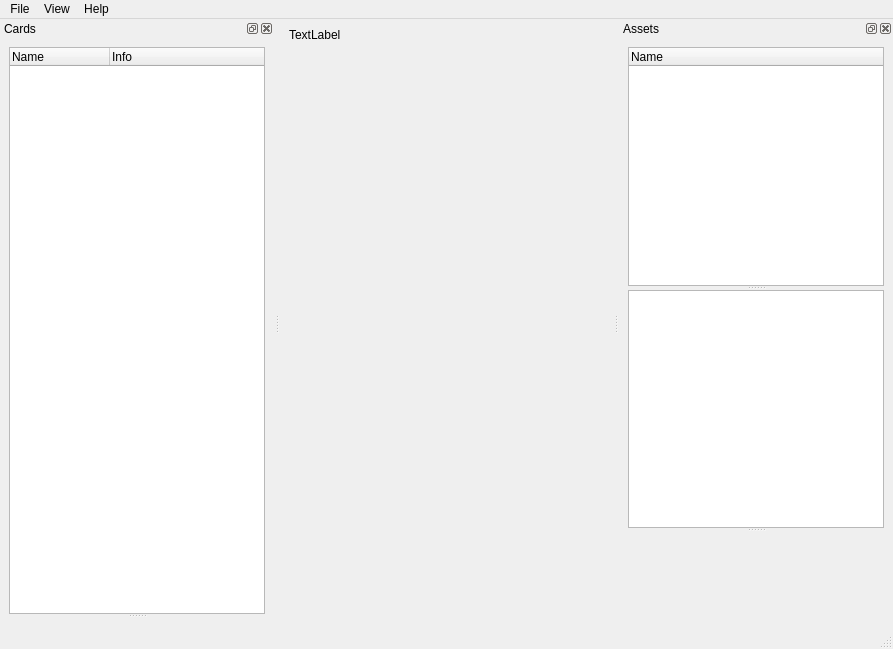
This is card_editor_main.ui in randall-frank/heresy-card-builder as Qt 5 draws it before an edit. The edited form follows.
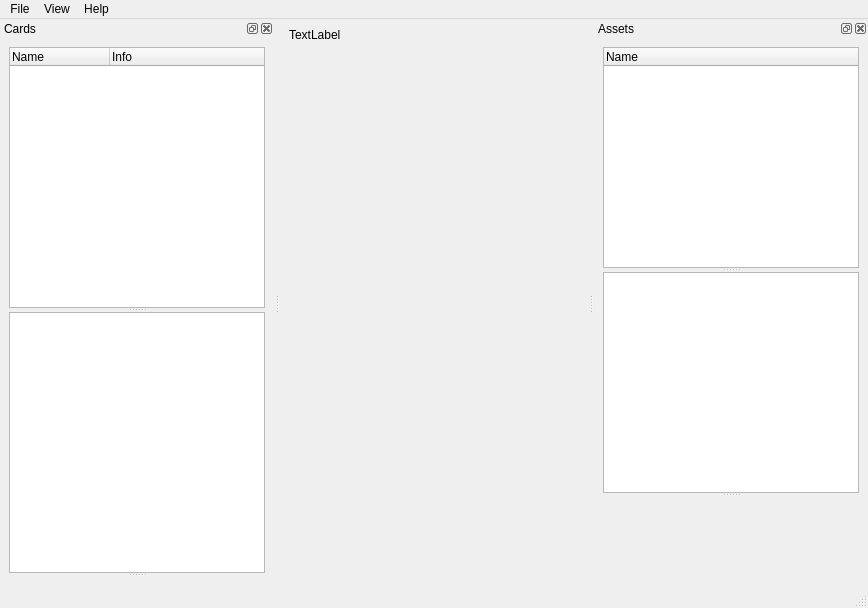
This is the edited form. Icons and pictures are not drawn.

Commit message:
Added renderable panel and selection
When a card is displayed, include a list of the renderable items and make bot the gfx and list selectable.

Diff of the .ui file:
```diff
--- a/card_editor_main.ui
+++ b/card_editor_main.ui
@@ -6,8 +6,8 @@
    <rect>
     <x>0</x>
     <y>0</y>
-    <width>893</width>
-    <height>649</height>
+    <width>868</width>
+    <height>608</height>
    </rect>
   </property>
   <property name="windowTitle">
@@ -36,7 +36,7 @@
     <rect>
      <x>0</x>
      <y>0</y>
-     <width>893</width>
+     <width>868</width>
      <height>21</height>
     </rect>
    </property>
@@ -124,6 +124,7 @@
          </property>
         </column>
        </widget>
+       <widget class="QListWidget" name="lwGfxItems"/>
        <widget class="QStackedWidget" name="swCardProps">
         <widget class="QWidget" name="pgunknown"/>
         <widget class="QWidget" name="page_4"/>
```
Left out of the diff: 23 changed lines with no effect on the pictures. The commit also changes 4 other files.
